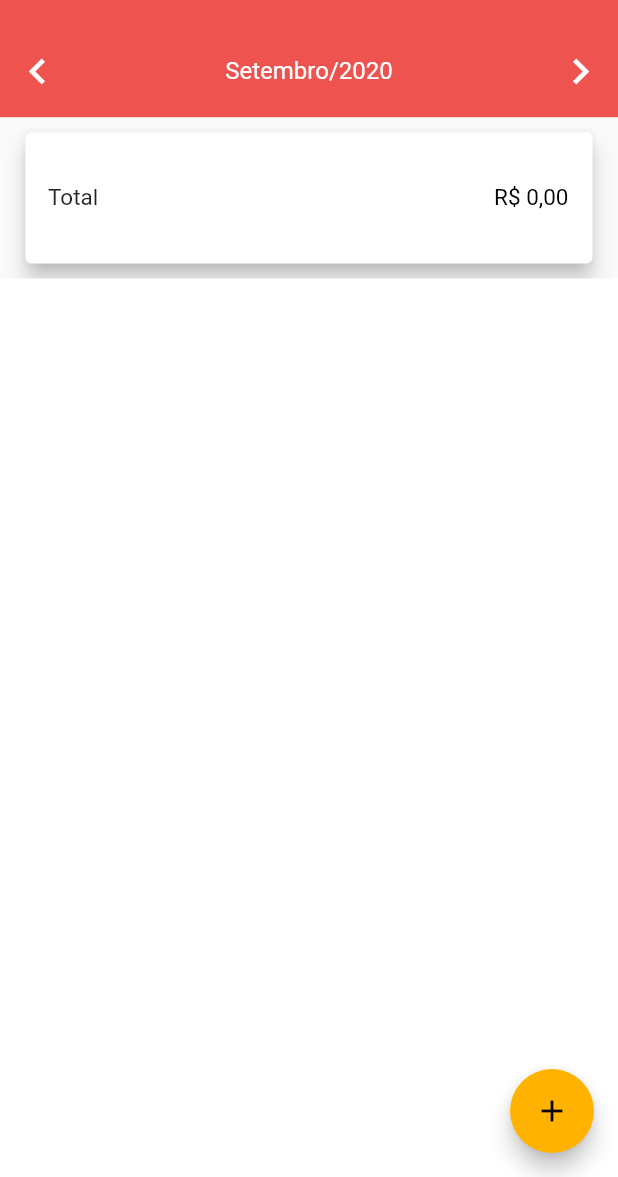
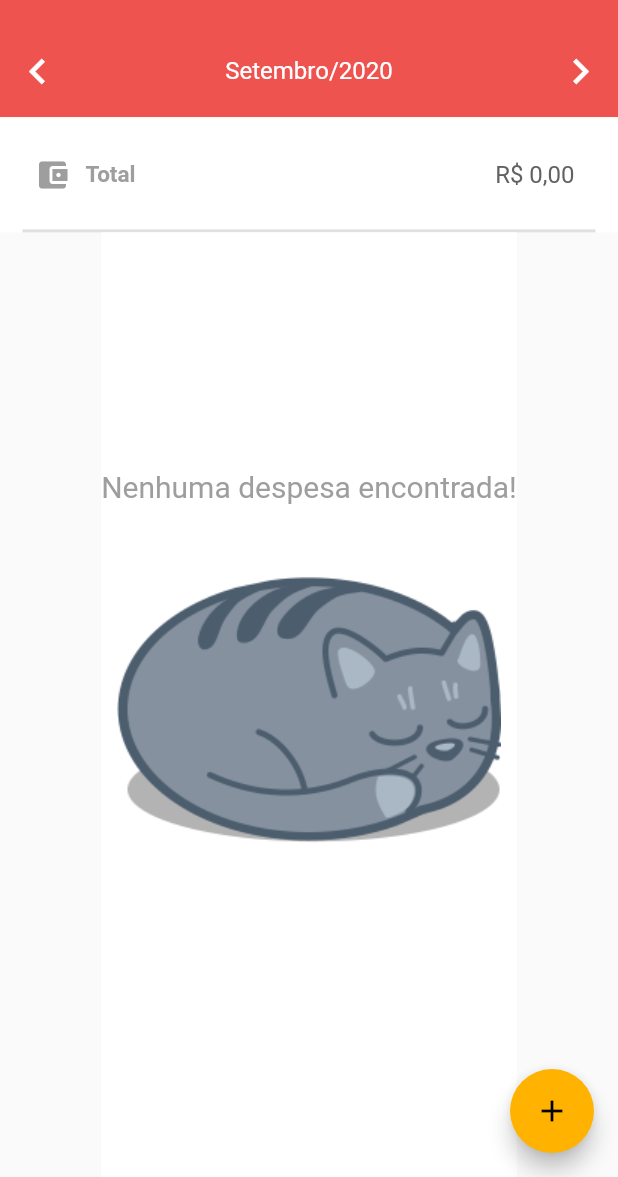
Before and after one commit to felipegabriel1942/personal-expenses-app-flutter, a Flutter app: the ExpensesScreen screen opened by its route, on a phone screen of 412 x 824 dp, the part 59-1236 px from its top. Run offline on Flutter 3.47's test engine with Material 2 defaults, Android fonts, the phone set to English and light mode, and no system bars; our stand-ins replace brasil_fields, flushbar, flutter_mobx, jiffy, mobx, shared_preferences; accounts and stored records are empty; generated files the repository leaves out were written again; statements that could not run were skipped.

Commit message:
Refactoring code from espenses_screen

```diff
--- a/lib/views/expenses/expenses_screen.dart
+++ b/lib/views/expenses/expenses_screen.dart
@@ -42,74 +42,23 @@ class _ExpensesScreenState extends State<ExpensesScreen> {
       body: SingleChildScrollView(
         child: Column(
           children: [
-            Container(
-              decoration: BoxDecoration(color: Colors.red[400]),
-              height: _availableHeight * 0.08,
-              child: Observer(builder: (_) {
-                return CustomMonthPicker(
-                  onDecrease: store.isBusy ? null : store.decreaseMonth,
-                  onIncrease: store.isBusy ? null : store.increaseMonth,
-                  selectedMonth: store.selectedMonth,
-                );
-              }),
+            MonthSelector(
+              availableHeight: _availableHeight,
+              store: store,
             ),
-            Container(
-              height: _availableHeight * 0.14,
-              width: double.infinity,
-              padding: const EdgeInsets.symmetric(horizontal: 13, vertical: 6),
-              child: Card(
-                  elevation: 6,
-                  child: Row(
-                    mainAxisAlignment: MainAxisAlignment.spaceBetween,
-                    children: [
-                      Padding(
-                        padding: const EdgeInsets.all(15.0),
-                        child: Text(
-                          'Total',
-                          style: TextStyle(fontSize: 15),
-                        ),
-                      ),
-                      Padding(
-                        padding: const EdgeInsets.all(8.0),
-                        child: Observer(
-                          builder: (_) {
-                            return store.isBusy
-                                ? Center(
-                                    child: CircularProgressIndicator(),
-                                  )
-                                : CurrencyText(
-                                    value: store.totalValue,
-                                    fontSize: 15,
-                                  );
-                          },
-                        ),
-                      ),
-                    ],
-                  )),
+            TotalExpenseInformative(
+              availableHeight: _availableHeight,
+              store: store,
             ),
-            Observer(
-              builder: (_) {
-                return Container(
-                  height: _availableHeight * 0.68,
-                  decoration: BoxDecoration(color: Colors.white),
-                  child: store.isBusy
-                      ? Center(
-                          child: CircularProgressIndicator(),
-                        )
-                      : ListView.builder(
-                          itemCount: store.expensesList.length,
-                          itemBuilder: (_, index) {
-                            return ExpenseListItem(
-                              expense: store.expensesList[index],
-                            );
-                          },
-                        ),
-                );
-              },
+            Divider(
+              height: 0,
+              thickness: 2,
+              indent: 15,
+              endIndent: 15,
             ),
-            Container(
-              decoration: BoxDecoration(color: Colors.white),
-              height: _availableHeight * 0.13,
+            ExpensesList(
+              availableHeight: _availableHeight,
+              store: store,
             )
           ],
         ),
@@ -128,3 +77,149 @@ class _ExpensesScreenState extends State<ExpensesScreen> {
     );
   }
 }
+
+class MonthSelector extends StatelessWidget {
+  const MonthSelector({
+    Key key,
+    @required double availableHeight,
+    @required this.store,
+  })  : _availableHeight = availableHeight,
+        super(key: key);
+
+  final double _availableHeight;
+  final ExpensesStore store;
+
+  @override
+  Widget build(BuildContext context) {
+    return Container(
+      decoration: BoxDecoration(
+        color: Colors.red[400],
+      ),
+      height: _availableHeight * 0.08,
+      child: Observer(builder: (_) {
+        return CustomMonthPicker(
+          onDecrease: store.isBusy ? null : store.decreaseMonth,
+          onIncrease: store.isBusy ? null : store.increaseMonth,
+          selectedMonth: store.selectedMonth,
+        );
+      }),
+    );
+  }
+}
+
+class TotalExpenseInformative extends StatelessWidget {
+  const TotalExpenseInformative({
+    Key key,
+    @required double availableHeight,
+    @required this.store,
+  })  : _availableHeight = availableHeight,
+        super(key: key);
+
+  final double _availableHeight;
+  final ExpensesStore store;
+
+  @override
+  Widget build(BuildContext context) {
+    return Container(
+      height: _availableHeight * 0.10,
+      width: double.infinity,
+      decoration: BoxDecoration(color: Colors.white),
+      padding: const EdgeInsets.symmetric(horizontal: 13),
+      child: Row(
+        mainAxisAlignment: MainAxisAlignment.spaceBetween,
+        children: [
+          Row(
+            children: [
+              Padding(
+                padding: const EdgeInsets.all(10),
+                child: Icon(
+                  Icons.account_balance_wallet,
+                  color: Colors.grey,
+                ),
+              ),
+              Text(
+                'Total',
+                style: TextStyle(
+                    fontSize: 15,
+                    fontWeight: FontWeight.bold,
+                    color: Colors.grey),
+              ),
+            ],
+          ),
+          Padding(
+            padding: const EdgeInsets.all(8.0),
+            child: Observer(
+              builder: (_) {
+                return store.isBusy
+                    ? Center(
+                        child: CircularProgressIndicator(),
+                      )
+                    : CurrencyText(
+                        value: store.totalValue,
+                        fontSize: 16,
+                        color: Colors.grey[700],
+                      );
+              },
+            ),
+          ),
+        ],
+      ),
+    );
+  }
+}
+
+class ExpensesList extends StatelessWidget {
+  const ExpensesList({
+    Key key,
+    @required double availableHeight,
+    @required this.store,
+  })  : _availableHeight = availableHeight,
+        super(key: key);
+
+  final double _availableHeight;
+  final ExpensesStore store;
+
+  @override
+  Widget build(BuildContext context) {
+    return Observer(builder: (_) {
+      return Container(
+        height: _availableHeight * 0.82,
+        padding: const EdgeInsets.only(bottom: 45, top: 10),
+        decoration: BoxDecoration(color: Colors.white),
+        child: store.isBusy
+            ? Center(
+                child: CircularProgressIndicator(),
+              )
+            : store.expensesList.length == 0
+                ? EmptyListSignal()
+                : ListView.builder(
+                    itemCount: store.expensesList.length,
+                    itemBuilder: (_, index) {
+                      return ExpenseListItem(
+                        expense: store.expensesList[index],
+                      );
+                    },
+                  ),
+      );
+    });
+  }
+}
+
+class EmptyListSignal extends StatelessWidget {
+  @override
+  Widget build(BuildContext context) {
+    return Column(
+      mainAxisAlignment: MainAxisAlignment.center,
+      children: [
+        Text(
+          'Nenhuma despesa encontrada!',
+          style: TextStyle(
+            fontSize: 20,
+            color: Colors.grey[500],
+          ),
+        ),
+        Image.asset('assets/images/empty-list.png')
+      ],
+    );
+  }
+}
--- a/pubspec.yaml
+++ b/pubspec.yaml
@@ -59,6 +59,7 @@ flutter:
   # To add assets to your application, add an assets section, like this:
   assets:
     - assets/images/logo.png
+    - assets/images/empty-list.png
   #   - images/a_dot_ham.jpeg
 
   # An image asset can refer to one or more resolution-specific "variants", see
```
Also changed, not shown: assets/images/empty-list.png (added).
